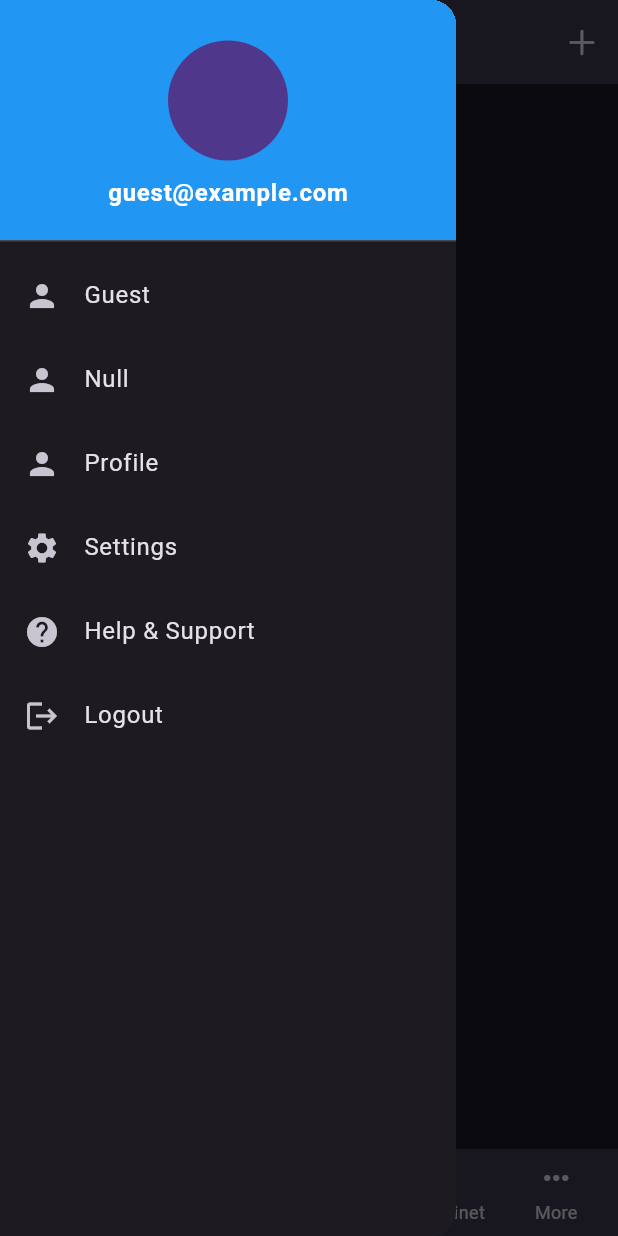
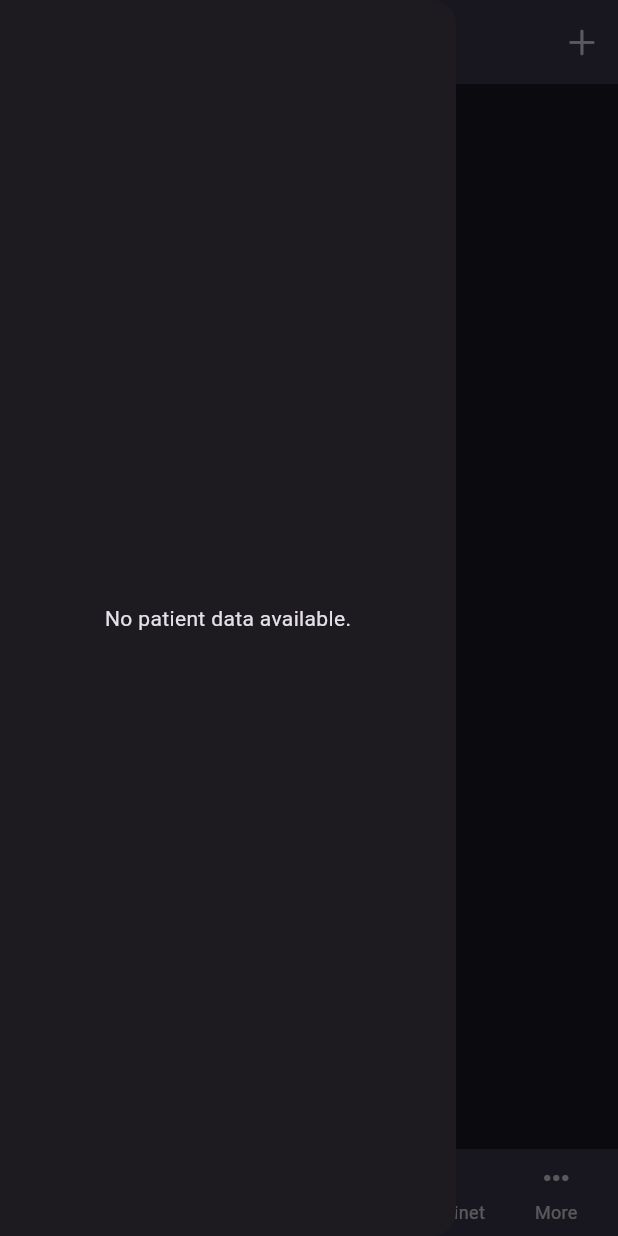
Before and after one commit to deveraz3r/HealthyWays, a Flutter app: the PatientHomePage screen opened directly, with the side drawer open, on a phone screen of 412 x 824 dp. Run offline on Flutter 3.47's test engine with Material 3 defaults, Android fonts, the light colour scheme and no system bars; our stand-ins replace flutter_dotenv, fpdart, get, get_it, supabase_flutter; accounts and stored records are empty.

Commit message:
patient profile data

```diff
--- a/lib/core/common/custom_types/my_measurements.dart
+++ b/lib/core/common/custom_types/my_measurements.dart
@@ -1,8 +1,8 @@
-import 'package:healthyways/core/common/custom_types/visiblity.dart';
+import 'package:healthyways/core/common/custom_types/visibility.dart';
 
 class MyMeasurements {
   String id;
-  Visiblity visiblity;
+  Visibility visiblity;
   bool isActive;
 
   MyMeasurements({
@@ -22,7 +22,7 @@ class MyMeasurements {
   factory MyMeasurements.fromJson(Map<String, dynamic> json) {
     return MyMeasurements(
       id: json['id'] ?? "",
-      visiblity: Visiblity.fromJson(json['visiblity']),
+      visiblity: Visibility.fromJson(json['visiblity']),
       isActive: json["isActive"] ?? false,
     );
   }
--- a/lib/core/common/entites/patient_profile.dart
+++ b/lib/core/common/entites/patient_profile.dart
@@ -1,42 +1,39 @@
-// ignore_for_file: public_member_api_docs, sort_constructors_first
-import 'dart:convert';
-
 import 'package:healthyways/core/common/custom_types/my_measurements.dart';
-import 'package:healthyways/core/common/custom_types/visiblity.dart';
+import 'package:healthyways/core/common/custom_types/visibility.dart';
 import 'package:healthyways/core/common/entites/profile.dart';
-import 'package:healthyways/features/auth/data/models/profile_model.dart';
 
 class PatientProfile extends Profile {
-  String race;
-  bool isMarried;
-  List<String> emergencyContacts;
-  List<String> insuranceIds;
-  MyMeasurements myMeasurements;
-  Visiblity globalVisiblity;
-  Visiblity allergiesVisiblity;
-  Visiblity immunizationsVisiblity;
-  Visiblity labReportsVisiblity;
-  Visiblity diariesVisiblity;
+  final List<MyMeasurements> myMeasurements;
+  final String? race; // Nullable
+  final bool isMarried;
+  final List<String> emergencyContacts;
+  final List<String> insuranceIds;
+  final Visibility globalVisibility;
+  final Visibility allergiesVisibility;
+  final Visibility immunizationsVisibility;
+  final Visibility labReportsVisibility;
+  final Visibility diariesVisibility;
+  final DateTime? createdAt; // Nullable
 
   PatientProfile({
     required super.uid,
     required super.email,
     required super.fName,
     required super.lName,
-    super.address,
     required super.gender,
     required super.preferedLanguage,
     required super.selectedRole,
 
     required this.myMeasurements,
-    required this.race,
+    this.race,
     required this.isMarried,
     required this.emergencyContacts,
     required this.insuranceIds,
-    required this.globalVisiblity,
-    required this.allergiesVisiblity,
-    required this.immunizationsVisiblity,
-    required this.labReportsVisiblity,
-    required this.diariesVisiblity,
+    required this.globalVisibility,
+    required this.allergiesVisibility,
+    required this.immunizationsVisibility,
+    required this.labReportsVisibility,
+    required this.diariesVisibility,
+    this.createdAt,
   });
 }
--- a/lib/core/controller/controller_state_manager.dart
+++ b/lib/core/controller/controller_state_manager.dart
@@ -34,6 +34,6 @@ class StateController<ErrorType, DataType> {
 
   bool get isLoading => _state.value == State.loading;
   bool get isSuccess => _state.value == State.success;
-  bool get isError => _state.value == State.error;
+  bool get hasError => _state.value == State.error;
   bool get hasData => _data.value != null;
 }
--- a/lib/features/patient/data/datasources/patient_remote_data_source.dart
+++ b/lib/features/patient/data/datasources/patient_remote_data_source.dart
@@ -17,7 +17,7 @@ class PatientRemoteDataSourceImpl implements PatientRemoteDataSource {
     try {
       final response =
           await supabaseClient
-              .from("patients")
+              .from("fullPatientProfilesView")
               .select()
               .eq("uid", uid)
               .single();
@@ -26,8 +26,11 @@ class PatientRemoteDataSourceImpl implements PatientRemoteDataSource {
         return null;
       }
 
+      print("Response: $response");
+
       return PatientProfileModel.fromJson(response);
     } catch (e) {
+      print("Error in GetPatientByProfile: ${e.toString()}");
       throw ServerException(e.toString());
     }
   }
--- a/lib/features/patient/presentation/pages/patient_home_page.dart
+++ b/lib/features/patient/presentation/pages/patient_home_page.dart
@@ -1,10 +1,6 @@
 import 'package:flutter/cupertino.dart';
 import 'package:flutter/material.dart';
-import 'package:get/get.dart';
-import 'package:get/get_core/src/get_main.dart';
-import 'package:healthyways/core/common/controllers/app_profile_controller.dart';
 import 'package:healthyways/core/theme/app_pallete.dart';
-import 'package:healthyways/features/patient/presentation/controllers/patient_controller.dart';
 import 'package:healthyways/features/patient/presentation/pages/patient_more_page.dart';
 import 'package:healthyways/features/patient/presentation/widgets/patient_drawer.dart';
 
@@ -27,14 +23,6 @@ class _PatientHomePageState extends State<PatientHomePage> {
     const PlaceholderPage(title: "Med Cabinet"),
     const PlaceholderPage(title: "More"),
   ];
-
-  final _profileController = Get.find<AppProfileController>();
-  final _patientController = Get.find<PatientController>();
-  @override
-  void initState() {
-    super.initState();
-    _patientController.getPatientById(_profileController.profile.data!.uid);
-  }
 
   @override
   Widget build(BuildContext context) {
--- a/lib/features/patient/presentation/pages/patient_more_page.dart
+++ b/lib/features/patient/presentation/pages/patient_more_page.dart
@@ -1,4 +1,5 @@
 import 'package:flutter/material.dart';
+import 'package:healthyways/core/theme/app_pallete.dart';
 
 class PatientMorePage extends StatelessWidget {
   static route() => MaterialPageRoute(builder: (context) => PatientMorePage());
@@ -7,7 +8,7 @@ class PatientMorePage extends StatelessWidget {
   @override
   Widget build(BuildContext context) {
     return Scaffold(
-      appBar: AppBar(),
+      appBar: AppBar(backgroundColor: AppPallete.backgroundColor2),
       body: Center(child: Text("Patient More Pages")),
     );
   }
--- a/lib/features/patient/presentation/widgets/patient_drawer.dart
+++ b/lib/features/patient/presentation/widgets/patient_drawer.dart
@@ -1,44 +1,54 @@
 import 'package:flutter/material.dart';
 import 'package:get/get.dart';
-import 'package:healthyways/core/common/controllers/app_profile_controller.dart';
-import 'package:healthyways/core/theme/app_pallete.dart';
-import 'package:healthyways/features/auth/presentation/controller/auth_controller.dart';
-import 'package:healthyways/features/patient/presentation/controllers/patient_controller.dart';
+import 'package:healthyways/core/common/controllers/app_patient_controller.dart';
 
 class PatientDrawer extends StatelessWidget {
-  PatientDrawer({super.key});
-  final PatientController _patientController = Get.find();
-  final AppProfileController _appProfileController = Get.find();
+  const PatientDrawer({super.key});
 
   @override
   Widget build(BuildContext context) {
+    final appPatientController = Get.find<AppPatientController>();
+
     return Drawer(
-      child: Column(
+      child: Obx(() {
+        if (appPatientController.patient.isLoading) {
+          return const Center(child: CircularProgressIndicator());
+        } else if (appPatientController.patient.hasError) {
+          return Center(
+            child: Text(
+              'Error: ${appPatientController.patient.errorMessage?.message}',
+            ),
+          );
+        } else if (appPatientController.patient.hasData) {
+          final patient = appPatientController.patient.data!;
+          return ListView(
             children: [
               DrawerHeader(
-            decoration: BoxDecoration(color: AppPallete.blueColor),
+                decoration: const BoxDecoration(color: Colors.blue),
                 child: Column(
                   mainAxisAlignment: MainAxisAlignment.center,
-              crossAxisAlignment: CrossAxisAlignment.stretch,
                   children: [
-                CircleAvatar(
-                  radius: 40,
-                  // backgroundImage: AssetImage(
-                  //   // _patientController.patient.data.imageUrl
-                  //   //TODO: Replace with image
-                  //   'assets/images/profile_placeholder.png',
+                    // CircleAvatar(
+                    //   radius: 40,
+                    //   backgroundImage: AssetImage(
+                    //     'assets/images/profile_placeholder.png',
+                    //   ),
                     // ),
-                ),
-                SizedBox(height: 10),
-                Center(
-                  child: Text(
-                    _appProfileController.profile.data?.email ??
-                        'guest@example.com',
-                    style: TextStyle(
+                    // const SizedBox(height: 10),
+                    Text(
+                      '${patient.fName ?? "Unknown"} ${patient.lName ?? "User"}',
+                      style: const TextStyle(
                         color: Colors.white,
-                      // fontSize: 18,
+                        fontSize: 18,
                         fontWeight: FontWeight.bold,
                       ),
+                    ),
+                    const SizedBox(height: 5),
+                    Text(
+                      patient.email ?? "No email available",
+                      style: const TextStyle(
+                        color: Colors.white70,
+                        fontSize: 14,
                       ),
                     ),
                   ],
@@ -46,14 +56,14 @@ class PatientDrawer extends StatelessWidget {
               ),
               ListTile(
                 leading: const Icon(Icons.person),
-            title: Text(_appProfileController.profile.data?.fName ?? "Guest"),
+                title: Text(
+                  '${patient.fName ?? "Unknown"} ${patient.lName ?? "User"}',
+                ),
                 onTap: () {},
               ),
               ListTile(
                 leading: const Icon(Icons.person),
-            title: Text(
-              _appProfileController.profile.data?.selectedRole.name ?? 'Null',
-            ),
+                title: Text(patient.email ?? "No email available"),
                 onTap: () {},
               ),
               ListTile(
@@ -74,12 +84,14 @@ class PatientDrawer extends StatelessWidget {
               ListTile(
                 leading: const Icon(Icons.logout),
                 title: const Text('Logout'),
-            onTap: () {
-              Get.find<AuthController>().signOut();
-            },
+                onTap: () {},
               ),
             ],
-      ),
+          );
+        } else {
+          return const Center(child: Text('No patient data available.'));
+        }
+      }),
     );
   }
 }
```
Also changed, not shown: lib/core/common/custom_types/visibility.dart (renamed from lib/core/common/custom_types/visiblity.dart, +6 -6 lines), lib/core/common/custom_types/visibility_type.dart (added, +15 -0 lines), lib/core/common/custom_types/visiblity_type.dart (deleted, +0 -12 lines), lib/features/patient/data/models/patient_profile_model.dart (+35 -22 lines). Lines whose indentation alone changed are shown as unchanged.
